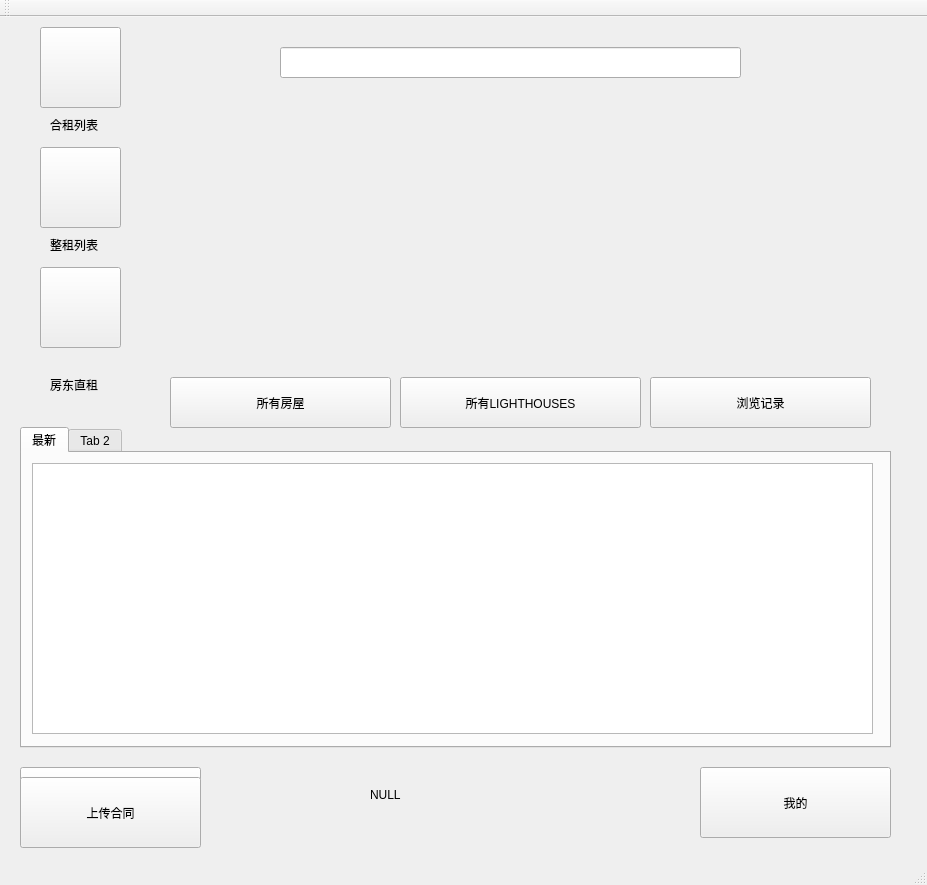
The window that MainLaunch_qt/mainwindow.ui (luohanqing0318/graduation-design) describes before a commit, drawn with Qt 5.
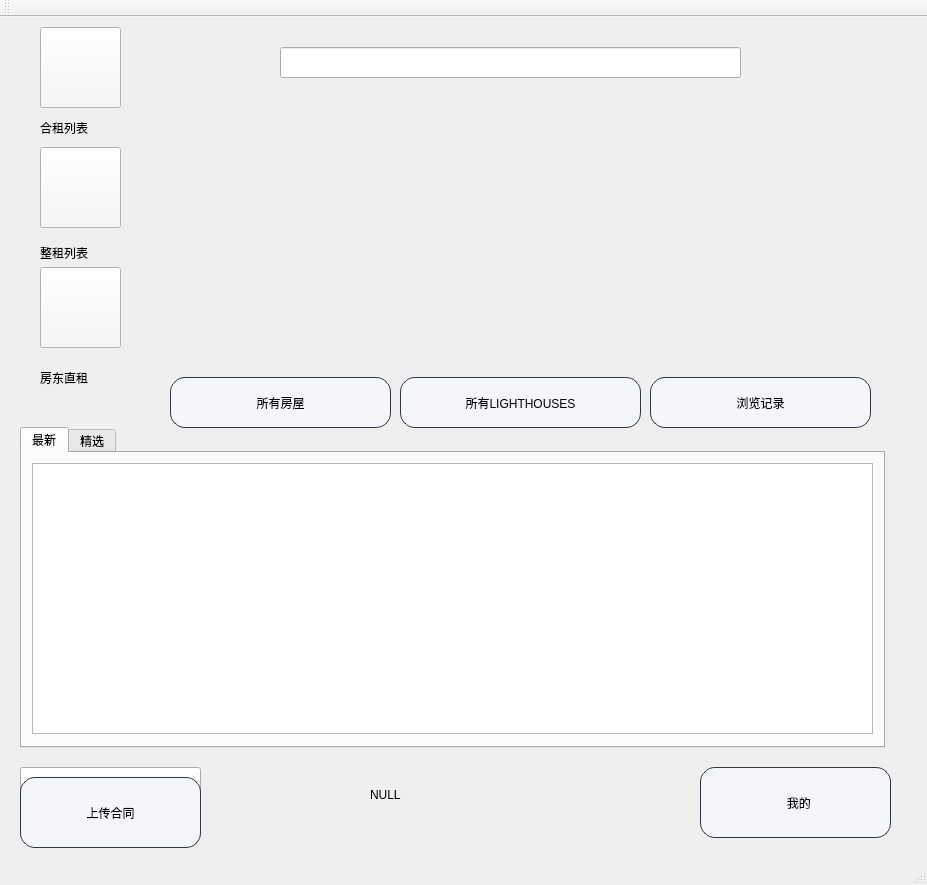
The same window after the commit. Icons and pictures are not drawn.

```diff
--- a/MainLaunch_qt/mainwindow.ui
+++ b/MainLaunch_qt/mainwindow.ui
@@ -39,8 +39,28 @@
       <height>71</height>
      </rect>
     </property>
+    <property name="styleSheet">
+     <string notr="true">font: 25 12pt &quot;Microsoft YaHei&quot;;
+ background-color: #f5f6fa;
+    border-color: #2f3640;
+    border-radius: 15px;
+    border-style: solid;
+    border-width: 1px;
+    padding: 5px;
+</string>
+    </property>
     <property name="text">
-     <string>我的</string>
+     <string>  我的</string>
+    </property>
+    <property name="icon">
+     <iconset resource="images/picturewall/picturewall.qrc">
+      <normaloff>:/我的借带证.png</normaloff>:/我的借带证.png</iconset>
+    </property>
+    <property name="iconSize">
+     <size>
+      <width>120</width>
+      <height>120</height>
+     </size>
     </property>
    </widget>
    <widget class="QTabWidget" name="tabWidget">
@@ -48,7 +68,7 @@
      <rect>
       <x>20</x>
       <y>410</y>
-      <width>871</width>
+      <width>865</width>
       <height>321</height>
      </rect>
     </property>
@@ -72,7 +92,7 @@
     </widget>
     <widget class="QWidget" name="tab_2">
      <attribute name="title">
-      <string>Tab 2</string>
+      <string>精选</string>
      </attribute>
     </widget>
    </widget>
@@ -86,7 +106,8 @@
      </rect>
     </property>
     <property name="styleSheet">
-     <string notr="true">border-image: url(:/smallhouse.png);</string>
+     <string notr="true">background-color: #f5f6fa;
+image: url(:/房子12.png);</string>
     </property>
     <property name="text">
      <string/>
@@ -98,12 +119,15 @@
    <widget class="QLabel" name="label">
     <property name="geometry">
      <rect>
-      <x>50</x>
+      <x>40</x>
       <y>220</y>
-      <width>72</width>
-      <height>15</height>
+      <width>81</width>
+      <height>31</height>
      </rect>
     </property>
+    <property name="styleSheet">
+     <string notr="true">font: 25 12pt &quot;Microsoft YaHei&quot;;</string>
+    </property>
     <property name="text">
      <string>整租列表</string>
     </property>
@@ -118,7 +142,8 @@
      </rect>
     </property>
     <property name="styleSheet">
-     <string notr="true">border-image: url(:/bighouse.png);</string>
+     <string notr="true">background-color: #f5f6fa;
+image: url(:/房子10.png);</string>
     </property>
     <property name="text">
      <string/>
@@ -130,12 +155,15 @@
    <widget class="QLabel" name="label_2">
     <property name="geometry">
      <rect>
-      <x>50</x>
+      <x>40</x>
       <y>100</y>
-      <width>72</width>
-      <height>15</height>
+      <width>81</width>
+      <height>21</height>
      </rect>
     </property>
+    <property name="styleSheet">
+     <string notr="true">font: 25 12pt &quot;Microsoft YaHei&quot;;</string>
+    </property>
     <property name="text">
      <string>合租列表</string>
     </property>
@@ -143,12 +171,15 @@
    <widget class="QLabel" name="label_3">
     <property name="geometry">
      <rect>
-      <x>50</x>
-      <y>360</y>
-      <width>72</width>
-      <height>15</height>
+      <x>40</x>
+      <y>350</y>
+      <width>81</width>
+      <height>21</height>
      </rect>
     </property>
+    <property name="styleSheet">
+     <string notr="true">font: 25 12pt &quot;Microsoft YaHei&quot;;</string>
+    </property>
     <property name="text">
      <string>房东直租</string>
     </property>
@@ -163,7 +194,9 @@
      </rect>
     </property>
     <property name="styleSheet">
-     <string notr="true">border-image: url(:/goodhouse.png);</string>
+     <string notr="true">image: url(:/房子14.png);
+background-color: #f5f6fa;
+    </string>
     </property>
     <property name="text">
      <string/>
@@ -191,9 +224,29 @@
       <height>51</height>
      </rect>
     </property>
+    <property name="styleSheet">
+     <string notr="true">font: 25 9pt &quot;Microsoft YaHei&quot;;
+ background-color: #f5f6fa;
+    border-color: #2f3640;
+    border-radius: 15px;
+    border-style: solid;
+    border-width: 1px;
+    padding: 5px;
+</string>
+    </property>
     <property name="text">
      <string>所有房屋</string>
     </property>
+    <property name="icon">
+     <iconset resource="images/picturewall/picturewall.qrc">
+      <normaloff>:/楼房.png</normaloff>:/楼房.png</iconset>
+    </property>
+    <property name="iconSize">
+     <size>
+      <width>60</width>
+      <height>60</height>
+     </size>
+    </property>
    </widget>
    <widget class="QPushButton" name="pushButton_8">
     <property name="geometry">
@@ -205,7 +258,14 @@
      </rect>
     </property>
     <property name="styleSheet">
-     <string notr="true">pushButton_8{border:1px; background:white; border-radius:5px;}</string>
+     <string notr="true">font: 25 9pt &quot;Microsoft YaHei&quot;;
+ background-color: #f5f6fa;
+    border-color: #2f3640;
+    border-radius: 15px;
+    border-style: solid;
+    border-width: 1px;
+    padding: 5px;
+</string>
     </property>
     <property name="text">
      <string>所有LIGHTHOUSES</string>
@@ -231,6 +291,16 @@
       <height>51</height>
      </rect>
     </property>
+    <property name="styleSheet">
+     <string notr="true">font: 25 9pt &quot;Microsoft YaHei&quot;;
+ background-color: #f5f6fa;
+    border-color: #2f3640;
+    border-radius: 15px;
+    border-style: solid;
+    border-width: 1px;
+    padding: 5px;
+</string>
+    </property>
     <property name="text">
      <string>浏览记录</string>
     </property>
@@ -244,9 +314,29 @@
       <height>71</height>
      </rect>
     </property>
+    <property name="styleSheet">
+     <string notr="true">font: 25 12pt &quot;Microsoft YaHei&quot;;
+ background-color: #f5f6fa;
+    border-color: #2f3640;
+    border-radius: 15px;
+    border-style: solid;
+    border-width: 1px;
+    padding: 5px;
+</string>
+    </property>
     <property name="text">
      <string>上传合同</string>
     </property>
+    <property name="icon">
+     <iconset resource="images/picturewall/picturewall.qrc">
+      <normaloff>:/合同 (1).png</normaloff>:/合同 (1).png</iconset>
+    </property>
+    <property name="iconSize">
+     <size>
+      <width>70</width>
+      <height>70</height>
+     </size>
+    </property>
    </widget>
    <widget class="QLabel" name="label_4">
     <property name="geometry">
```
Left out of the diff: 4 changed lines with no effect on the pictures.
